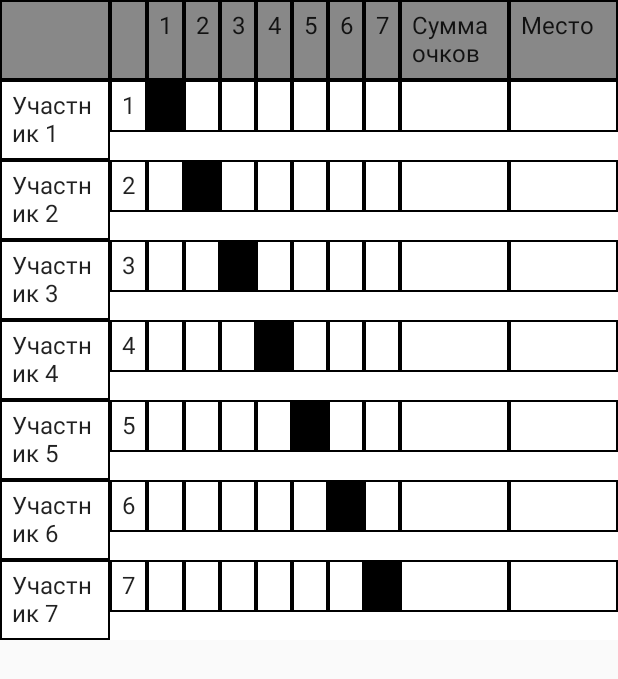
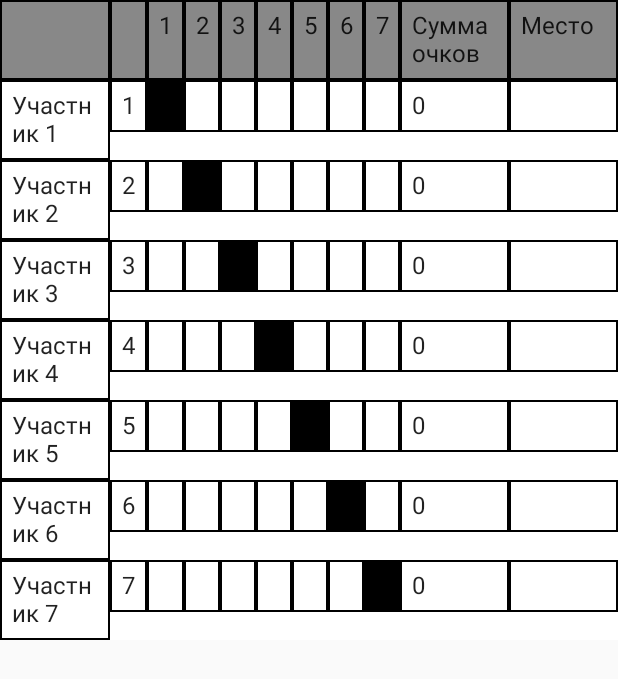
Before and after one commit to ispite/TestTaskInspirationPoint, an Android app built with Jetpack Compose: the screen it shows after launch (MainActivity), on a phone screen of 412 x 824 dp. Shown: the top 679 px of the screen. Run offline under Robolectric (Android 15) with nearby library versions, the phone set to English and light mode, and no system bars.

Commit message:
finished points calculation

```diff
--- a/app/build.gradle
+++ b/app/build.gradle
@@ -60,4 +60,7 @@ dependencies {
     androidTestImplementation "androidx.compose.ui:ui-test-junit4:$compose_ui_version"
     debugImplementation "androidx.compose.ui:ui-tooling:$compose_ui_version"
     debugImplementation "androidx.compose.ui:ui-test-manifest:$compose_ui_version"
+
+    // Lifecycle
+    implementation "androidx.lifecycle:lifecycle-viewmodel-compose:2.6.1"
 }
--- a/app/src/main/java/com/example/testtaskinspirationpoint/ComposableExtensions.kt
+++ b/app/src/main/java/com/example/testtaskinspirationpoint/ComposableExtensions.kt
@@ -1,6 +1,5 @@
 package com.example.testtaskinspirationpoint
 
-import android.util.Log
 import androidx.compose.foundation.border
 import androidx.compose.foundation.layout.RowScope
 import androidx.compose.foundation.layout.fillMaxHeight
@@ -32,18 +31,24 @@ fun RowScope.TableCell(modifier: Modifier = Modifier, text: String, weight: Floa
 }
 
 @Composable
-fun RowScope.EditableTableCell(modifier: Modifier = Modifier, text: String = "", weight: Float) {
-    var message by remember { mutableStateOf("") }
+fun RowScope.EditableTableCell(
+    modifier: Modifier = Modifier,
+    text: String = "",
+    enabled: Boolean = true,
+    weight: Float,
+    newValue: (Int) -> Unit
+) {
+    var message by remember { mutableStateOf(text) }
     val correctness = if (message.isBlank()) null else "012345".contains(message)
     val myTextStyle =
-        if (correctness == true) LocalTextStyle.current.copy(color = Color.Black)
-        else LocalTextStyle.current.copy(color = Color.Red)
+        if (correctness == true) {
+            newValue(message.toInt())
+            LocalTextStyle.current.copy(color = Color.Black)
+        } else LocalTextStyle.current.copy(color = Color.Red)
 
     if (correctness == false) LocalContext.current.customToast("Допустимы числа от 0 до 5")
-    Log.d("EditableTableCell", "EditableTableCell: $correctness")
 
     val maxChar = 1
-    val enabled = true
     val singleLine = true
     val focusManager = LocalFocusManager.current
 
--- a/app/src/main/java/com/example/testtaskinspirationpoint/MainActivity.kt
+++ b/app/src/main/java/com/example/testtaskinspirationpoint/MainActivity.kt
@@ -2,6 +2,7 @@ package com.example.testtaskinspirationpoint
 
 import android.content.pm.ActivityInfo
 import android.os.Bundle
+import android.util.Log
 import androidx.activity.ComponentActivity
 import androidx.activity.compose.setContent
 import androidx.compose.foundation.background
@@ -9,6 +10,7 @@ import androidx.compose.foundation.layout.IntrinsicSize
 import androidx.compose.foundation.layout.Row
 import androidx.compose.foundation.layout.height
 import androidx.compose.foundation.lazy.LazyColumn
+import androidx.compose.foundation.lazy.items
 import androidx.compose.material.MaterialTheme
 import androidx.compose.material.Surface
 import androidx.compose.runtime.Composable
@@ -16,6 +18,7 @@ import androidx.compose.ui.Modifier
 import androidx.compose.ui.graphics.Color
 import androidx.compose.ui.platform.LocalContext
 import androidx.compose.ui.tooling.preview.Preview
+import androidx.lifecycle.viewmodel.compose.viewModel
 import com.example.testtaskinspirationpoint.ui.theme.TestTaskInspirationPointTheme
 
 class MainActivity : ComponentActivity() {
@@ -40,15 +43,69 @@ private fun MyApp(modifier: Modifier = Modifier) {
 }
 
 @Composable
-fun MainTable(modifier: Modifier = Modifier) {
+fun MainTable(
+    modifier: Modifier = Modifier,
+    mainViewModel: MainViewModel = viewModel()
+) {
     val count = 7
+    val list = mainViewModel.participants
     LazyColumn(modifier) {
         item {
             CreateHead(count = count)
         }
-        items(count) { it ->
-            CreateRow(ordinal = it + 1, count = count)
+        items(list, key = { participant -> participant.id }) { it ->
+            CreateRow(
+                ordinal = it.id /*+ 1*/,
+                count = list.size,
+                pointsTotal = it.pointsTotal,
+//                onCompetitionChange = { mainViewModel::changeParticipantCompetitionResult })
+                onCompetitionChange = { participantId, competitionId, competitionResult ->
+                    Log.d(
+                        "MainTable",
+                        "CreateRow participantId $participantId competitionId $competitionId competitionResult $competitionResult"
+                    )
+                    mainViewModel.changeParticipantCompetitionResult(
+                        participantId,
+                        competitionId,
+                        competitionResult
+                    )
+                })
         }
+    }
+}
+
+@Composable
+fun CreateRow(
+    modifier: Modifier = Modifier,
+    ordinal: Int,
+    count: Int = 7,
+    pointsTotal: Int?,
+    onCompetitionChange: (Int, Int, Int?) -> Unit
+) {
+    val newOrdinal = ordinal + 1
+//    val newPointsTotal = pointsTotal?.toString() ?: ""
+    Row(
+        modifier
+    ) {
+        TableCell(modifier, text = "Участник $newOrdinal", weight = 0.3f)
+        TableCell(modifier, text = "$newOrdinal", weight = 0.1f)
+        for (i in 0 until count) {
+            if (i == ordinal) {
+                EditableTableCell(
+                    modifier.background(Color.Black),
+                    text = "",
+                    enabled = false,
+                    weight = 0.1f,
+                    newValue = {})
+                Log.d("CreateRow", "BLACK CELL number: $i")
+                onCompetitionChange(ordinal, i, null)
+            } else EditableTableCell(modifier, text = "", weight = 0.1f) {
+                Log.d("CreateRow", "EDITABLE CELL number: $i")
+                onCompetitionChange(ordinal, i, it)
+            }
+        }
+        TableCell(modifier, text = pointsTotal?.toString() ?: "", weight = 0.3f)
+        TableCell(modifier, text = "", weight = 0.3f)
     }
 }
 
@@ -69,22 +126,6 @@ fun CreateHead(modifier: Modifier = Modifier, count: Int = 7) {
     }
 }
 
-@Composable
-fun CreateRow(modifier: Modifier = Modifier, ordinal: Int, count: Int = 7) {
-    Row(
-        modifier
-    ) {
-        TableCell(modifier, text = "Участник $ordinal", weight = 0.3f)
-        TableCell(modifier, text = "$ordinal", weight = 0.1f)
-        for (i in 1..count) {
-            if (i == ordinal) TableCell(modifier.background(Color.Black), text = "", weight = 0.1f)
-            else EditableTableCell(modifier, text = "", weight = 0.1f)
-        }
-        TableCell(modifier, text = "", weight = 0.3f)
-        TableCell(modifier, text = "", weight = 0.3f)
-    }
-}
-
 @Preview(showBackground = true, widthDp = 640)
 @Composable
 fun DefaultPreview() {
--- /dev/null
+++ b/app/src/main/java/com/example/testtaskinspirationpoint/MainViewModel.kt
@@ -0,0 +1,49 @@
+package com.example.testtaskinspirationpoint
+
+import android.util.Log
+import androidx.compose.runtime.toMutableStateList
+import androidx.lifecycle.ViewModel
+import com.example.testtaskinspirationpoint.data.Participant
+
+class MainViewModel : ViewModel() {
+
+    private val _participants = createStartParticipants().toMutableStateList()
+    val participants: List<Participant>
+        get() = _participants
+
+    fun changeParticipantCompetitionResult(
+        participantId: Int,
+        competitionId: Int,
+        competitionResult: Int?
+    ) {
+        Log.d("ViewModel", "changeParticipantCompetitionResult: STARTED")
+        participants.forEach { participant ->
+            participant.competitions.forEach { compResult ->
+                Log.d(
+                    "ViewModel",
+                    "participant ID: ${participant.id} compResult ID: ${compResult.id} compResult: ${compResult.competitionResult}"
+                )
+            }
+        }
+        participants.find { it.id == participantId }?.let { prtcpnt ->
+            prtcpnt.competitions.find { it.id == competitionId }
+                ?.let { result -> result.competitionResult = competitionResult }
+        }
+        checkCompResultCount(participantId)
+    }
+
+    fun checkCompResultCount(participantId: Int) {
+        participants.find { it.id == participantId }?.let { prtcpnt ->
+            val predicate: (Int?) -> Boolean = { it != null }
+            val notNullCount = prtcpnt.competitions.map { it.competitionResult }.count(predicate)
+            Log.d("ViewModel", "checkCompResultCount notNullCount: $notNullCount ")
+
+            val sum = prtcpnt.competitions.map { it.competitionResult }.filterNotNull().sum()
+
+            if (prtcpnt.competitions.size - 1 == notNullCount) prtcpnt.pointsTotal = sum
+        }
+    }
+}
+
+fun createStartParticipants(count: Int = 7): List<Participant> =
+    List(count) { i -> Participant(i, count) }
--- /dev/null
+++ b/app/src/main/java/com/example/testtaskinspirationpoint/data/CompetitionResult.kt
@@ -0,0 +1,10 @@
+package com.example.testtaskinspirationpoint.data
+
+import androidx.compose.runtime.getValue
+import androidx.compose.runtime.mutableStateOf
+import androidx.compose.runtime.setValue
+
+class CompetitionResult(val id: Int, initialResult: Int? = 0) {
+
+    var competitionResult by mutableStateOf(initialResult)
+}
--- /dev/null
+++ b/app/src/main/java/com/example/testtaskinspirationpoint/data/Participant.kt
@@ -0,0 +1,13 @@
+package com.example.testtaskinspirationpoint.data
+
+import androidx.compose.runtime.getValue
+import androidx.compose.runtime.mutableStateOf
+import androidx.compose.runtime.setValue
+
+class Participant(val id: Int, private val competitionCount: Int, initialPoints: Int? = null) {
+
+    var pointsTotal by mutableStateOf(initialPoints)
+
+    val competitions =
+        MutableList<CompetitionResult>(competitionCount) { i -> CompetitionResult(i) }
+}
```
